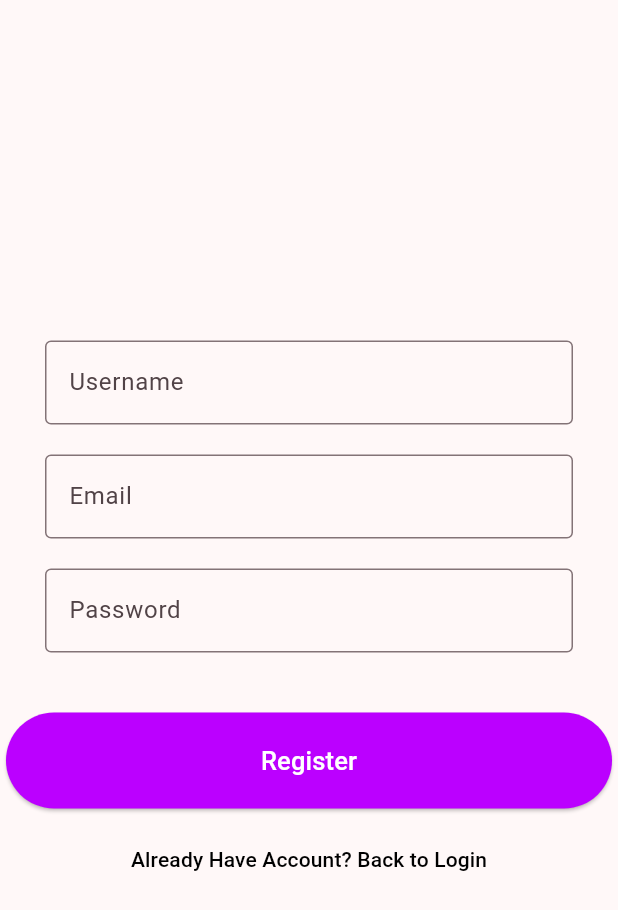
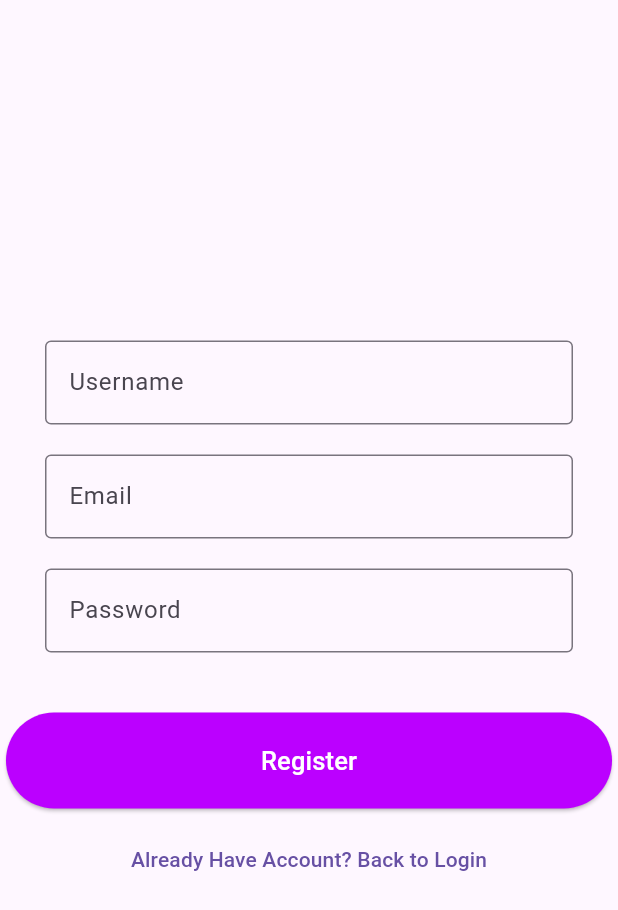
Before and after one commit to indraw26/project-pabII, a Flutter app: the screen it shows after launch, after a tap on "Belum punya akun? Daftar di sini", on a phone screen of 412 x 824 dp. Shown: the top 910 px of the screen. Run offline on Flutter 3.47's test engine with Material 3 defaults, Android fonts, the light colour scheme and no system bars; our stand-ins replace firebase_auth, firebase_core; accounts and stored records are empty; network calls fail.

Commit message:
Adjusting Homescreen, Login Button, Add SettingScreen
Melakukan sedikit perubahan pada homescreen seperti menambahkan fungsi tombol ke page settings, Icon obsecureText pada password di page login, Menambahkan page Settings dengan beberapa fungsi

```diff
--- a/review_makanan/lib/main.dart
+++ b/review_makanan/lib/main.dart
@@ -24,13 +24,13 @@ class MainApp extends StatelessWidget {
     return MaterialApp(
         debugShowCheckedModeBanner: false,
         title: "Review Makanan",
-        theme: ThemeData(
-            colorScheme: ColorScheme.fromSeed(
-              seedColor: Colors.pink.shade100,
-              primary: Colors.black ,
-              secondary: Colors.white
-              ),
-            useMaterial3: true),
+        // theme: ThemeData(
+        //     colorScheme: ColorScheme.fromSeed(
+        //       seedColor: Colors.pink.shade100,
+        //       primary: Colors.black ,
+        //       secondary: Colors.white
+        //       ),
+        //     useMaterial3: true),
         home: StreamBuilder<User?>(
             stream: FirebaseAuth.instance.authStateChanges(),
             builder: (context, snapshot) {
--- a/review_makanan/lib/screens/signin.dart
+++ b/review_makanan/lib/screens/signin.dart
@@ -15,6 +15,7 @@ class LoginScreen extends StatefulWidget {
 class _LoginScreenState extends State<LoginScreen> {
   final _emailController = TextEditingController();
   final _passwordController = TextEditingController();
+  bool _obscureText = true;
 
   @override
   Widget build(BuildContext context) {
@@ -30,11 +31,11 @@ class _LoginScreenState extends State<LoginScreen> {
                 width: 400,
               ),
             ),
-            Container(
+            SizedBox(
               width: 450,
               child: TextField(
                 controller: _emailController,
-                decoration: InputDecoration(
+                decoration: const InputDecoration(
                   border: OutlineInputBorder(
                       borderSide: BorderSide(
                     color: Color.fromARGB(255, 187, 0, 255),
@@ -43,38 +44,44 @@ class _LoginScreenState extends State<LoginScreen> {
                 ),
               ),
             ),
-            SizedBox(
+            const SizedBox(
               height: 10.0,
             ),
-            Container(
+            SizedBox(
               width: 450,
               child: TextField(
                 controller: _passwordController,
-                obscureText: true,
+                obscureText: _obscureText,
                 decoration: InputDecoration(
-                  suffixIcon: Icon(
-                    Icons.visibility_off,
+                  suffixIcon: IconButton(
+                    icon: Icon(
+                        _obscureText ? Icons.visibility_off : Icons.visibility),
+                    onPressed: () {
+                      setState(() {
+                        _obscureText = !_obscureText;
+                      });
+                    },
                     color: Colors.grey,
                   ),
-                  border: OutlineInputBorder(),
+                  border: const OutlineInputBorder(),
                   labelText: 'Password',
                 ),
               ),
             ),
             Container(
-                margin: EdgeInsets.only(top: 30.0),
+                margin: const EdgeInsets.only(top: 30.0),
                 height: 50,
                 width: 300,
                 decoration: BoxDecoration(
                     borderRadius: BorderRadius.circular(10),
-                    color: Color.fromARGB(255, 187, 0, 255)),
+                    color: const Color.fromARGB(255, 187, 0, 255)),
                 child: ElevatedButton(
                   style: ElevatedButton.styleFrom(
-                      backgroundColor: Color.fromARGB(255, 187, 0, 255)),
+                      backgroundColor: const Color.fromARGB(255, 187, 0, 255)),
                   onPressed: () {
                     _login();
                   },
-                  child: Text(
+                  child: const Text(
                     "Login",
                     style: TextStyle(color: Colors.white, fontSize: 20),
                   ),
@@ -99,13 +106,13 @@ class _LoginScreenState extends State<LoginScreen> {
 
       if (mounted) {
         ScaffoldMessenger.of(context).showSnackBar(
-          SnackBar(
+          const SnackBar(
             content: Text('Login successful!'),
             backgroundColor: Colors.green,
           ),
         );
         Navigator.of(context).pushReplacement(
-            MaterialPageRoute(builder: (context) => BottomNavBar()));
+            MaterialPageRoute(builder: (context) => const BottomNavBar()));
       }
     } on FirebaseAuthException catch (e) {
       if (mounted) {
@@ -144,12 +151,13 @@ class _BottomNavBarState extends State<BottomNavBar> {
       body: _screens[_selectedIndex],
       bottomNavigationBar: BottomNavigationBar(
         type: BottomNavigationBarType.fixed,
-        backgroundColor: Color(0xfffc88ff),
+        backgroundColor: const Color(0xfffc88ff),
         currentIndex: _selectedIndex,
         onTap: _selectedNavMenu,
         items: const <BottomNavigationBarItem>[
           BottomNavigationBarItem(icon: Icon(Icons.home), label: "Home"),
-          BottomNavigationBarItem(icon: Icon(Icons.favorite), label: "Favorite"),
+          BottomNavigationBarItem(
+              icon: Icon(Icons.favorite), label: "Favorite"),
           BottomNavigationBarItem(icon: Icon(Icons.person), label: "Profile")
         ],
       ),
```
Also changed, not shown: review_makanan/lib/screens/home.dart (+11 -5 lines), review_makanan/lib/screens/settings.dart (added, +31 -0 lines).
